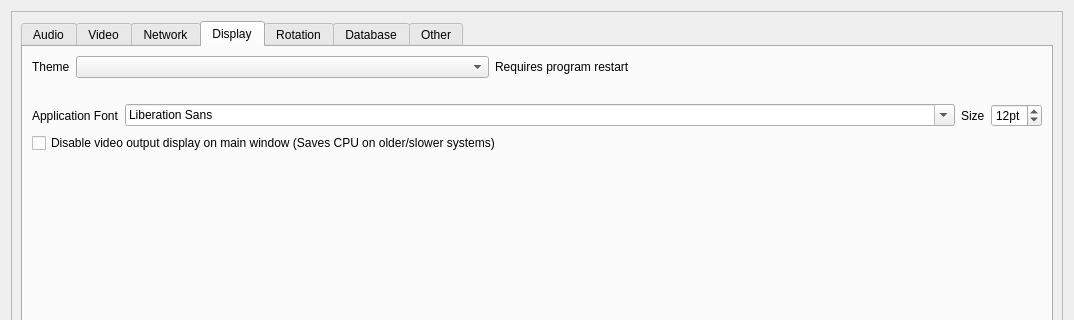
Old version of the form OpenKJ/dlgsettings.ui in the repository crodnun/OpenKJ; both pictures show x 0 to 1074 and y 0 to 320 of the 1074 by 923 pixel window.
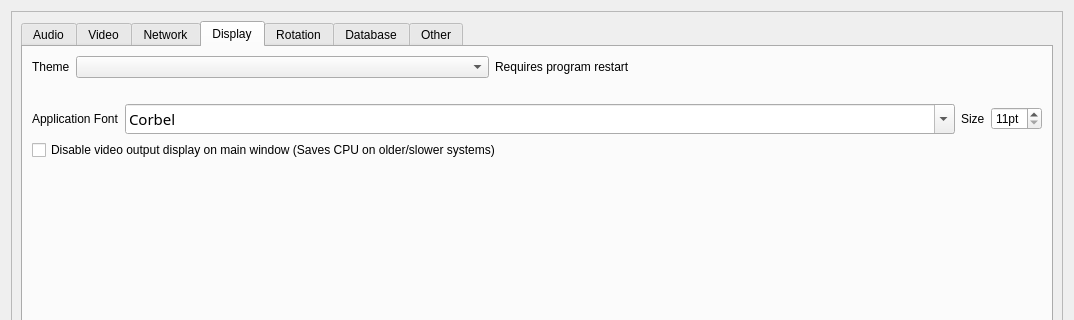
New version of the form. The open tabs and pages were chosen to show the change. Icons and pictures are not drawn.

Commit message: Default font: Corbel 11pt

```diff
--- a/OpenKJ/dlgsettings.ui
+++ b/OpenKJ/dlgsettings.ui
@@ -1221,6 +1221,15 @@
                   <verstretch>0</verstretch>
                  </sizepolicy>
                 </property>
+                <property name="font">
+                 <font>
+                  <family>Corbel</family>
+                  <pointsize>11</pointsize>
+                 </font>
+                </property>
+                <property name="currentText">
+                 <string>Corbel</string>
+                </property>
                </widget>
               </item>
               <item>
@@ -1239,13 +1248,13 @@
                  <string/>
                 </property>
                 <property name="minimum">
-                 <number>8</number>
+                 <number>11</number>
                 </property>
                 <property name="maximum">
                  <number>40</number>
                 </property>
                 <property name="value">
-                 <number>12</number>
+                 <number>11</number>
                 </property>
                </widget>
               </item>
```
Left out of the diff: 4 changed lines with no effect on the pictures.
